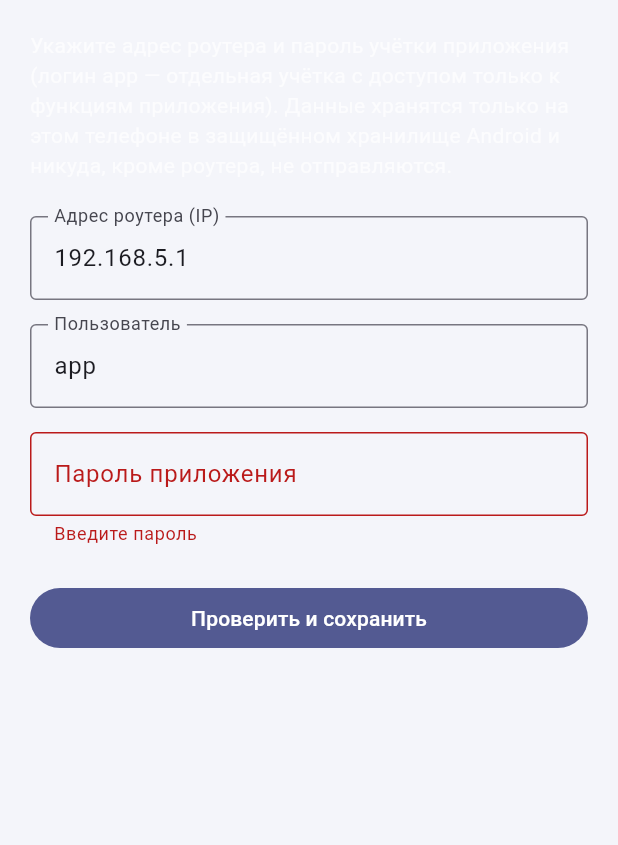
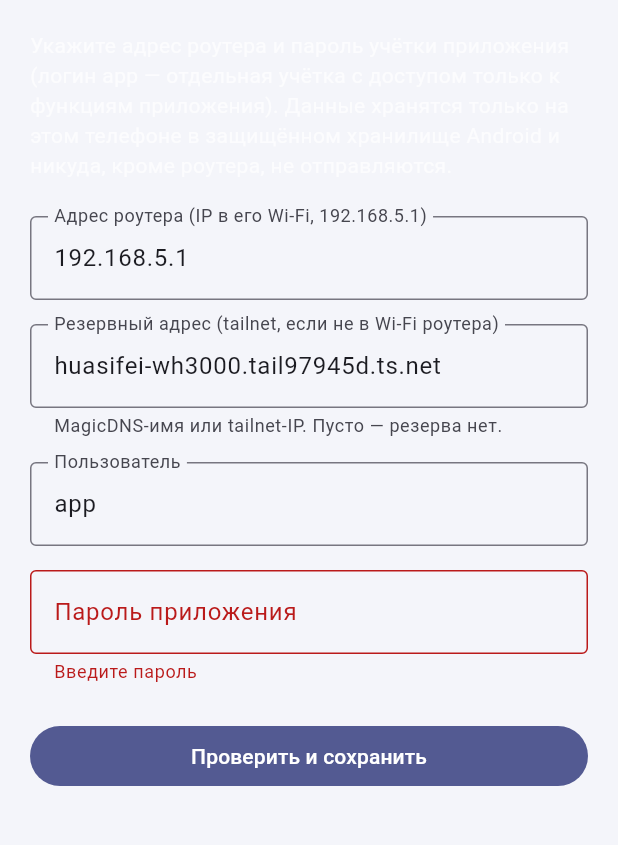
Before and after one commit to iGeezmo/spotty, a Flutter app: the screen it shows after launch, after a tap on "Проверить и сохранить", on a phone screen of 412 x 824 dp, the part 84-929 px from its top. Run offline on Flutter 3.47's test engine with Material 3 defaults, Android fonts, the phone set to English and light mode, and no system bars; our stand-ins replace flutter_local_notifications, flutter_secure_storage, open_filex, package_info_plus, qr_flutter; network calls fail.

Commit message:
feat(spotty): tailnet fallback host on setup screen
Router-only-local-Wi-Fi is a UX gap once the router carries a tailnet
client (ops-pack/02-tailnet-remote-access.md). Add a second, optional
"fallback address" field on the setup screen, prefilled with the
router's planned MagicDNS name (huasifei-wh3000.tail97945d.ts.net) —
not a tailnet IP, since that only exists after enrollment.

Connect logic: probe the local 192.168.5.1 address with a 2s timeout
first (fast fail when off the router's Wi-Fi instead of the full 6s
RouterClient timeout on every cold start away from home), then fall
back to the tailnet address with the normal timeout. Both addresses
persist in secure storage.

Not yet wired: MainShell itself does not re-probe/switch address at
runtime after initial connect — this is settings-screen + initial
connect only, per opscl-router-tailnet-20260925 scope. No merge; work
branch only, ACL/router side not yet enrolled.

```diff
--- a/lib/main.dart
+++ b/lib/main.dart
@@ -106,19 +106,28 @@ class Credentials {
   );
 
   static const _kHost = 'router_host';
+  static const _kFallbackHost = 'router_host_fallback';
   static const _kUser = 'router_user';
   static const _kPass = 'router_pass';
 
   static Future<Map<String, String>?> load() async {
     final host = await _storage.read(key: _kHost);
+    final fallbackHost = await _storage.read(key: _kFallbackHost);
     final user = await _storage.read(key: _kUser);
     final pass = await _storage.read(key: _kPass);
     if (host == null || pass == null) return null;
-    return {'host': host, 'user': user ?? 'app', 'pass': pass};
-  }
-
-  static Future<void> save(String host, String user, String pass) async {
+    return {
+      'host': host,
+      'fallbackHost': fallbackHost ?? '',
+      'user': user ?? 'app',
+      'pass': pass,
+    };
+  }
+
+  static Future<void> save(
+      String host, String fallbackHost, String user, String pass) async {
     await _storage.write(key: _kHost, value: host);
+    await _storage.write(key: _kFallbackHost, value: fallbackHost);
     await _storage.write(key: _kUser, value: user);
     await _storage.write(key: _kPass, value: pass);
   }
@@ -170,6 +179,7 @@ class _RootGateState extends State<RootGate> {
     }
     return MainShell(
       host: _creds!['host']!,
+      fallbackHost: _creds!['fallbackHost'] ?? '',
       user: _creds!['user']!,
       pass: _creds!['pass']!,
       onLogout: () async {
@@ -192,6 +202,12 @@ class SetupScreen extends StatefulWidget {
 class _SetupScreenState extends State<SetupScreen> {
   final _formKey = GlobalKey<FormState>();
   final _hostCtrl = TextEditingController(text: '192.168.5.1');
+  // MagicDNS-имя роутера в tailnet (см. ops-pack/02-tailnet-remote-access.md,
+  // hostname задаётся --hostname=huasifei-wh3000 при `tailscale up`).
+  // Не tailnet-IP: тот появляется только после регистрации узла и заранее
+  // неизвестен — имя стабильно с момента установки.
+  final _fallbackHostCtrl =
+      TextEditingController(text: 'huasifei-wh3000.tail97945d.ts.net');
   final _userCtrl = TextEditingController(text: 'app');
   final _passCtrl = TextEditingController();
   bool _checking = false;
@@ -218,11 +234,22 @@ class _SetupScreenState extends State<SetupScreen> {
                 TextFormField(
                   controller: _hostCtrl,
                   decoration: const InputDecoration(
-                    labelText: 'Адрес роутера (IP)',
+                    labelText: 'Адрес роутера (IP в его Wi-Fi, 192.168.5.1)',
                     border: OutlineInputBorder(),
                   ),
                   validator: (v) =>
                       (v == null || v.trim().isEmpty) ? 'Обязательное поле' : null,
+                ),
+                const SizedBox(height: 16),
+                TextFormField(
+                  controller: _fallbackHostCtrl,
+                  decoration: const InputDecoration(
+                    labelText:
+                        'Резервный адрес (tailnet, если не в Wi-Fi роутера)',
+                    helperText:
+                        'MagicDNS-имя или tailnet-IP. Пусто — резерва нет.',
+                    border: OutlineInputBorder(),
+                  ),
                 ),
                 const SizedBox(height: 16),
                 TextFormField(
@@ -274,11 +301,42 @@ class _SetupScreenState extends State<SetupScreen> {
       _error = null;
     });
     final host = _hostCtrl.text.trim();
+    final fallbackHost = _fallbackHostCtrl.text.trim();
     final user = _userCtrl.text.trim().isEmpty ? 'app' : _userCtrl.text.trim();
     final pass = _passCtrl.text;
-    final client = RouterClient(host: host, user: user, pass: pass);
+
+    // Локальный адрес пробуем быстро (2 с) — если телефон не в сети
+    // роутера, ждать полный таймаут RouterClient (6 с) бессмысленно и
+    // раздражает при каждом запуске вне дома. При неудаче и заданном
+    // резервном адресе — пробуем его уже с обычным таймаутом клиента.
+    String effectiveHost = host;
     try {
-      await client.login();
+      final primary = RouterClient(host: host, user: user, pass: pass);
+      await primary.login().timeout(const Duration(seconds: 2));
+    } on RouterAuthError {
+      setState(() {
+        _error = 'Неверный пароль или пользователь.';
+        _checking = false;
+      });
+      return;
+    } catch (_) {
+      // Локальный адрес недоступен за 2 с (нет сети роутера, либо он
+      // просто медленный) — пробуем резервный, если он указан.
+      if (fallbackHost.isEmpty) {
+        setState(() {
+          _error =
+              'Нет связи с роутером по адресу $host. Проверьте Wi-Fi (нужно '
+              'быть подключённым к сети роутера) и адрес, либо укажите '
+              'резервный адрес через tailnet.';
+          _checking = false;
+        });
+        return;
+      }
+      try {
+        final fallback =
+            RouterClient(host: fallbackHost, user: user, pass: pass);
+        await fallback.login();
+        effectiveHost = fallbackHost;
       } on RouterAuthError {
         setState(() {
           _error = 'Неверный пароль или пользователь.';
@@ -287,19 +345,21 @@ class _SetupScreenState extends State<SetupScreen> {
         return;
       } on RouterUnreachableError {
         setState(() {
-        _error = 'Нет связи с роутером по адресу $host. Проверьте Wi-Fi '
-            '(нужно быть подключённым к сети роутера) и адрес.';
+          _error = 'Нет связи ни по локальному адресу $host, ни по '
+              'резервному $fallbackHost. Проверьте tailnet-соединение '
+              'телефона и роутера.';
           _checking = false;
         });
         return;
       } catch (e) {
         setState(() {
-        _error = 'Не удалось подключиться: $e';
+          _error = 'Не удалось подключиться через резервный адрес: $e';
           _checking = false;
         });
         return;
       }
-    await Credentials.save(host, user, pass);
+    }
+    await Credentials.save(effectiveHost, fallbackHost, user, pass);
     widget.onSaved();
   }
 }
@@ -909,6 +969,10 @@ String fmtAgeShort(int? unixTs) {
 /// Один RouterClient (и одна ubus-сессия) на все вкладки.
 class MainShell extends StatefulWidget {
   final String host;
+  // Резервный адрес (MagicDNS-имя или tailnet-IP роутера), используется
+  // клиентом только на экране настройки/переподключения — сама сессия
+  // MainShell не переключает адрес на лету (см. TODO в feat/remote-access).
+  final String fallbackHost;
   final String user;
   final String pass;
   final VoidCallback onLogout;
@@ -916,6 +980,7 @@ class MainShell extends StatefulWidget {
   const MainShell({
     super.key,
     required this.host,
+    this.fallbackHost = '',
     required this.user,
     required this.pass,
     required this.onLogout,
```
Lines whose indentation alone changed are shown as unchanged.
